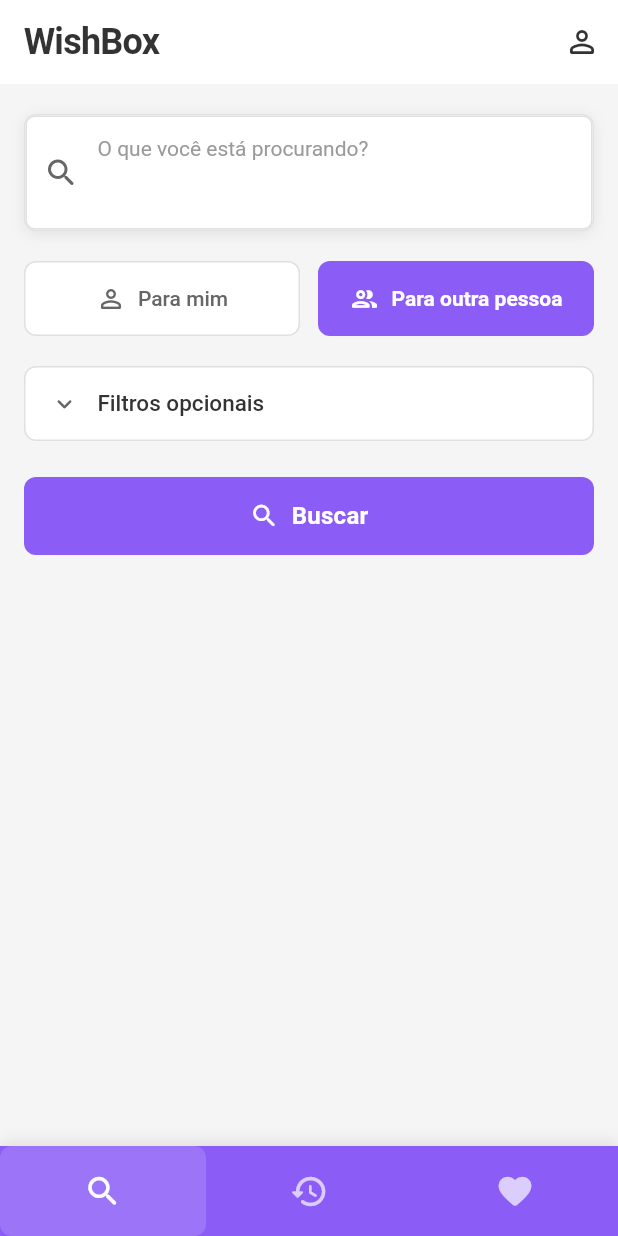
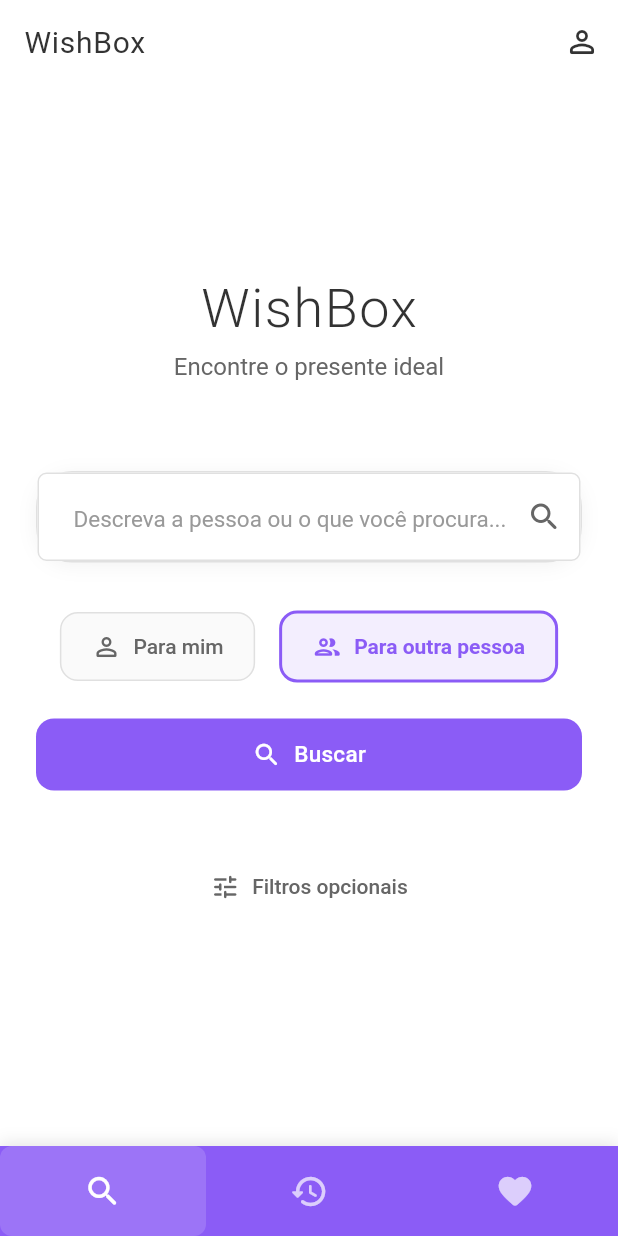
Before and after one commit to CassioNunes77/wishbox, a Flutter app: the screen it shows after launch, on a phone screen of 412 x 824 dp. Run offline on Flutter 3.47's test engine with Material 3 defaults, Android fonts, the light colour scheme and no system bars; our stand-ins replace flutter_riverpod, go_router, shared_preferences.

Commit message:
feat: Redesign home page para web - estilo ChatGPT minimalista

```diff
--- a/lib/presentation/pages/home_page.dart
+++ b/lib/presentation/pages/home_page.dart
@@ -23,7 +23,6 @@
   @override
   void initState() {
     super.initState();
-    // NÃO focar automaticamente - usuário deve clicar para abrir teclado
   }
 
   @override
@@ -45,7 +44,6 @@
       return;
     }
 
-    // Navegar para loading e depois sugestões
     context.go('/loading-profile');
   }
 
@@ -61,18 +59,23 @@
 
   @override
   Widget build(BuildContext context) {
+    final screenWidth = MediaQuery.of(context).size.width;
+    final isWeb = screenWidth > 600;
+    final maxWidth = isWeb ? 800.0 : double.infinity;
+
     return Scaffold(
-      backgroundColor: AppTheme.backgroundColor,
+      backgroundColor: Colors.white, // ChatGPT style - fundo branco
       appBar: AppBar(
         elevation: 0,
         backgroundColor: Colors.white,
+        automaticallyImplyLeading: false,
         title: Text(
           'WishBox',
           style: TextStyle(
-            fontWeight: FontWeight.w600,
-            fontSize: 24,
+            fontWeight: FontWeight.w400,
+            fontSize: 20,
             color: AppTheme.textPrimary,
-            letterSpacing: -0.5,
+            letterSpacing: 0.5,
           ),
         ),
         actions: [
@@ -90,57 +93,99 @@
               color: AppTheme.textPrimary,
               size: 24,
             ),
+            tooltip: 'Perfil',
           ),
         ],
       ),
       body: SafeArea(
+        child: Center(
+          child: ConstrainedBox(
+            constraints: BoxConstraints(maxWidth: maxWidth),
             child: SingleChildScrollView(
-          padding: const EdgeInsets.symmetric(horizontal: 16.0, vertical: 20.0),
+              padding: EdgeInsets.symmetric(
+                horizontal: isWeb ? 32.0 : 24.0,
+                vertical: 40.0,
+              ),
               child: Column(
-            crossAxisAlignment: CrossAxisAlignment.start,
+                mainAxisAlignment: MainAxisAlignment.center,
+                crossAxisAlignment: CrossAxisAlignment.center,
                 children: [
-              // Campo de busca principal - estilo Dafiti
-              GestureDetector(
-                onTap: () {
-                  _searchFocusNode.requestFocus();
-                },
-                child: Container(
+                  // Logo/Título - ChatGPT style
+                  const SizedBox(height: 40),
+                  Text(
+                    'WishBox',
+                    style: TextStyle(
+                      fontSize: isWeb ? 48 : 36,
+                      fontWeight: FontWeight.w300,
+                      color: AppTheme.textPrimary,
+                      letterSpacing: 1.0,
+                    ),
+                  ),
+                  const SizedBox(height: 8),
+                  Text(
+                    'Encontre o presente ideal',
+                    style: TextStyle(
+                      fontSize: isWeb ? 18 : 16,
+                      fontWeight: FontWeight.w400,
+                      color: AppTheme.textSecondary,
+                    ),
+                  ),
+                  const SizedBox(height: 60),
+
+                  // Barra de pesquisa centralizada - ChatGPT style
+                  Container(
+                    width: double.infinity,
+                    constraints: const BoxConstraints(maxWidth: 700),
                     decoration: BoxDecoration(
-                    color: AppTheme.surfaceColor,
-                    borderRadius: BorderRadius.circular(8),
+                      color: Colors.white,
+                      borderRadius: BorderRadius.circular(24),
                       border: Border.all(
-                      color: AppTheme.borderColor,
-                      width: 1,
+                        color: _searchFocusNode.hasFocus
+                            ? AppTheme.primaryColor
+                            : AppTheme.borderColor,
+                        width: _searchFocusNode.hasFocus ? 2 : 1,
                       ),
-                    boxShadow: AppTheme.cardShadow,
+                      boxShadow: _searchFocusNode.hasFocus
+                          ? [
+                              BoxShadow(
+                                color: AppTheme.primaryColor.withOpacity(0.1),
+                                blurRadius: 20,
+                                offset: const Offset(0, 4),
+                              ),
+                            ]
+                          : [
+                              BoxShadow(
+                                color: Colors.black.withOpacity(0.05),
+                                blurRadius: 10,
+                                offset: const Offset(0, 2),
+                              ),
+                            ],
                     ),
                     child: TextField(
                       controller: _searchController,
                       focusNode: _searchFocusNode,
-                    maxLines: 3,
+                      maxLines: null,
                       textInputAction: TextInputAction.search,
                       onSubmitted: (_) => _performSearch(),
-                    autofocus: false,
+                      style: TextStyle(
+                        fontSize: isWeb ? 16 : 15,
+                        color: AppTheme.textPrimary,
+                        height: 1.5,
+                      ),
                       decoration: InputDecoration(
-                      hintText: 'O que você está procurando?',
-                      hintStyle: const TextStyle(
+                        hintText: 'Descreva a pessoa ou o que você procura...',
+                        hintStyle: TextStyle(
                           color: AppTheme.textLight,
-                        fontSize: 14,
-                        fontFamily: 'Roboto',
+                          fontSize: isWeb ? 16 : 15,
                         ),
                         border: InputBorder.none,
-                      contentPadding: const EdgeInsets.symmetric(
-                        horizontal: 16,
-                        vertical: 14,
-                      ),
-                      prefixIcon: Icon(
-                        Icons.search_rounded,
-                        color: AppTheme.textSecondary,
-                        size: 24,
+                        contentPadding: EdgeInsets.symmetric(
+                          horizontal: 24,
+                          vertical: isWeb ? 20 : 18,
                         ),
                         suffixIcon: _searchController.text.isNotEmpty
                             ? IconButton(
-                              icon: const Icon(
+                                icon: Icon(
                                   Icons.clear_rounded,
                                   size: 20,
                                   color: AppTheme.textSecondary,
@@ -151,98 +196,109 @@
                                   setState(() {});
                                 },
                               )
-                          : null,
+                            : IconButton(
+                                icon: Icon(
+                                  Icons.search_rounded,
+                                  size: 24,
+                                  color: AppTheme.textSecondary,
                                 ),
-                    style: const TextStyle(
-                      fontSize: 14,
-                      color: AppTheme.textPrimary,
-                      fontFamily: 'Roboto',
+                                onPressed: _performSearch,
+                              ),
                       ),
                       onChanged: (value) => setState(() {}),
-                    onTap: () {
-                      _searchFocusNode.requestFocus();
-                    },
                     ),
                   ),
-              ),
-              const SizedBox(height: 20),
 
-              // Toggle rápido: Para mim / Para outra pessoa
+                  const SizedBox(height: 32),
+
+                  // Botões de ação - ChatGPT style (maiores para web)
                   Row(
+                    mainAxisAlignment: MainAxisAlignment.center,
                     children: [
-                  Expanded(
-                    child: _buildQuickToggle(
+                      _buildActionButton(
+                        icon: Icons.person_outline_rounded,
                         label: 'Para mim',
-                      icon: Icons.person_outline_rounded,
                         isSelected: _isSelfGift,
                         onTap: () => setState(() => _isSelfGift = true),
+                        isWeb: isWeb,
                       ),
-                  ),
-                  const SizedBox(width: 12),
-                  Expanded(
-                    child: _buildQuickToggle(
+                      const SizedBox(width: 16),
+                      _buildActionButton(
+                        icon: Icons.people_outline_rounded,
                         label: 'Para outra pessoa',
-                      icon: Icons.people_outline_rounded,
                         isSelected: !_isSelfGift,
                         onTap: () => setState(() => _isSelfGift = false),
-                    ),
+                        isWeb: isWeb,
                       ),
                     ],
                   ),
-              const SizedBox(height: 20),
 
-              // Filtros opcionais (colapsável) - estilo Dafiti
-              Material(
-                color: Colors.transparent,
-                child: InkWell(
-                  onTap: () => setState(() => _showFilters = !_showFilters),
-                  borderRadius: BorderRadius.circular(8),
-                  child: Container(
-                    padding: const EdgeInsets.symmetric(
-                      horizontal: 16,
-                      vertical: 14,
+                  const SizedBox(height: 24),
+
+                  // Botão de busca principal - ChatGPT style
+                  SizedBox(
+                    width: isWeb ? 200 : double.infinity,
+                    child: ElevatedButton(
+                      onPressed: _performSearch,
+                      style: ElevatedButton.styleFrom(
+                        backgroundColor: AppTheme.primaryColor,
+                        foregroundColor: Colors.white,
+                        padding: EdgeInsets.symmetric(
+                          horizontal: isWeb ? 32 : 24,
+                          vertical: isWeb ? 16 : 14,
                         ),
-                    decoration: BoxDecoration(
-                      color: AppTheme.surfaceColor,
-                      borderRadius: BorderRadius.circular(8),
-                      border: Border.all(
-                        color: AppTheme.borderColor,
-                        width: 1,
+                        shape: RoundedRectangleBorder(
+                          borderRadius: BorderRadius.circular(12),
                         ),
+                        elevation: 0,
                       ),
                       child: Row(
+                        mainAxisAlignment: MainAxisAlignment.center,
+                        mainAxisSize: MainAxisSize.min,
                         children: [
-                        Icon(
-                          _showFilters
-                              ? Icons.keyboard_arrow_up_rounded
-                              : Icons.keyboard_arrow_down_rounded,
-                          color: AppTheme.textSecondary,
-                          size: 20,
-                        ),
-                        const SizedBox(width: 12),
-                        const Text(
-                          'Filtros opcionais',
+                          const Icon(Icons.search_rounded, size: 20),
+                          const SizedBox(width: 8),
+                          Text(
+                            'Buscar',
                             style: TextStyle(
-                            fontSize: 15,
+                              fontSize: isWeb ? 16 : 15,
                               fontWeight: FontWeight.w500,
-                            color: AppTheme.textPrimary,
-                            fontFamily: 'Roboto',
                             ),
                           ),
                         ],
                       ),
                     ),
                   ),
+
+                  const SizedBox(height: 40),
+
+                  // Filtros opcionais (colapsável)
+                  if (!_showFilters)
+                    TextButton.icon(
+                      onPressed: () => setState(() => _showFilters = true),
+                      icon: Icon(
+                        Icons.tune_rounded,
+                        size: 20,
+                        color: AppTheme.textSecondary,
+                      ),
+                      label: Text(
+                        'Filtros opcionais',
+                        style: TextStyle(
+                          color: AppTheme.textSecondary,
+                          fontSize: isWeb ? 15 : 14,
+                        ),
+                      ),
                     ),
 
                   if (_showFilters) ...[
-                const SizedBox(height: 16),
-                // Faixa de preço - estilo Dafiti
+                    const SizedBox(height: 24),
                     Container(
-                  padding: const EdgeInsets.all(16),
+                      width: double.infinity,
+                      constraints: const BoxConstraints(maxWidth: 600),
+                      padding: const EdgeInsets.all(24),
                       decoration: BoxDecoration(
-                    color: AppTheme.surfaceColor,
-                    borderRadius: BorderRadius.circular(8),
+                        color: Colors.grey.shade50,
+                        borderRadius: BorderRadius.circular(16),
                         border: Border.all(
                           color: AppTheme.borderColor,
                           width: 1,
@@ -251,13 +307,32 @@
                       child: Column(
                         crossAxisAlignment: CrossAxisAlignment.start,
                         children: [
-                      const Text(
+                          Row(
+                            mainAxisAlignment: MainAxisAlignment.spaceBetween,
+                            children: [
+                              Text(
+                                'Filtros',
+                                style: TextStyle(
+                                  fontSize: isWeb ? 18 : 16,
+                                  fontWeight: FontWeight.w600,
+                                  color: AppTheme.textPrimary,
+                                ),
+                              ),
+                              IconButton(
+                                onPressed: () => setState(() => _showFilters = false),
+                                icon: const Icon(Icons.close_rounded),
+                                color: AppTheme.textSecondary,
+                              ),
+                            ],
+                          ),
+                          const SizedBox(height: 24),
+                          // Faixa de preço
+                          Text(
                             'Faixa de preço',
                             style: TextStyle(
-                          fontSize: 14,
+                              fontSize: isWeb ? 15 : 14,
                               fontWeight: FontWeight.w500,
                               color: AppTheme.textPrimary,
-                          fontFamily: 'Roboto',
                             ),
                           ),
                           const SizedBox(height: 12),
@@ -272,14 +347,13 @@
                                     border: OutlineInputBorder(
                                       borderRadius: BorderRadius.circular(8),
                                     ),
-                                contentPadding: const EdgeInsets.symmetric(
-                                  horizontal: 12,
-                                  vertical: 12,
+                                    contentPadding: EdgeInsets.symmetric(
+                                      horizontal: 16,
+                                      vertical: isWeb ? 16 : 14,
                                     ),
                                   ),
-                              style: const TextStyle(
-                                fontFamily: 'Roboto',
-                                fontSize: 14,
+                                  style: TextStyle(
+                                    fontSize: isWeb ? 15 : 14,
                                   ),
                                   onChanged: (value) {
                                     final price = double.tryParse(value) ?? 0.0;
@@ -287,7 +361,7 @@
                                   },
                                 ),
                               ),
-                          const SizedBox(width: 12),
+                              const SizedBox(width: 16),
                               Expanded(
                                 child: TextField(
                                   keyboardType: TextInputType.number,
@@ -297,14 +371,13 @@
                                     border: OutlineInputBorder(
                                       borderRadius: BorderRadius.circular(8),
                                     ),
-                                contentPadding: const EdgeInsets.symmetric(
-                                  horizontal: 12,
-                                  vertical: 12,
+                                    contentPadding: EdgeInsets.symmetric(
+                                      horizontal: 16,
+                                      vertical: isWeb ? 16 : 14,
                                     ),
                                   ),
-                              style: const TextStyle(
-                                fontFamily: 'Roboto',
-                                fontSize: 14,
+                                  style: TextStyle(
+                                    fontSize: isWeb ? 15 : 14,
                                   ),
                                   onChanged: (value) {
                                     final price = double.tryParse(value) ?? 0.0;
@@ -314,28 +387,26 @@
                               ),
                             ],
                           ),
-                      const SizedBox(height: 16),
+                          const SizedBox(height: 24),
                           // Tipos de presente
-                      const Text(
+                          Text(
                             'Tipo de presente',
                             style: TextStyle(
-                          fontSize: 14,
+                              fontSize: isWeb ? 15 : 14,
                               fontWeight: FontWeight.w500,
-                          color: AppTheme.textSecondary,
-                          fontFamily: 'Roboto',
+                              color: AppTheme.textPrimary,
                             ),
                           ),
                           const SizedBox(height: 12),
                           Wrap(
-                        spacing: 8,
-                        runSpacing: 8,
+                            spacing: 12,
+                            runSpacing: 12,
                             children: AppConstants.giftTypes.map((type) {
                               return FilterChip(
                                 label: Text(
                                   type,
-                              style: const TextStyle(
-                                fontFamily: 'Roboto',
-                                fontSize: 13,
+                                  style: TextStyle(
+                                    fontSize: isWeb ? 14 : 13,
                                   ),
                                 ),
                                 selected: _selectedGiftTypes.contains(type),
@@ -348,6 +419,10 @@
                                       : AppTheme.borderColor,
                                   width: 1,
                                 ),
+                                padding: EdgeInsets.symmetric(
+                                  horizontal: isWeb ? 16 : 12,
+                                  vertical: isWeb ? 12 : 8,
+                                ),
                               );
                             }).toList(),
                           ),
@@ -356,41 +431,10 @@
                     ),
                   ],
 
-              const SizedBox(height: 24),
-
-              // Botão de busca - estilo Dafiti
-              SizedBox(
-                width: double.infinity,
-                child: ElevatedButton(
-                  onPressed: _performSearch,
-                  style: ElevatedButton.styleFrom(
-                    backgroundColor: AppTheme.primaryColor,
-                    foregroundColor: Colors.white,
-                    padding: const EdgeInsets.symmetric(vertical: 16),
-                    shape: RoundedRectangleBorder(
-                      borderRadius: BorderRadius.circular(8),
-                    ),
-                    elevation: 0,
-                  ),
-                  child: const Row(
-                    mainAxisAlignment: MainAxisAlignment.center,
-                    children: [
-                      Icon(Icons.search_rounded, size: 20),
-                      SizedBox(width: 8),
-                      Text(
-                        'Buscar',
-                        style: TextStyle(
-                          fontSize: 16,
-                          fontWeight: FontWeight.w600,
-                          fontFamily: 'Roboto',
-                        ),
-                      ),
+                  const SizedBox(height: 60),
                 ],
               ),
             ),
-              ),
-              const SizedBox(height: 20),
-            ],
           ),
         ),
       ),
@@ -398,53 +442,56 @@
     );
   }
 
-  Widget _buildQuickToggle({
+  Widget _buildActionButton({
+    required IconData icon,
     required String label,
-    required IconData icon,
     required bool isSelected,
     required VoidCallback onTap,
+    required bool isWeb,
   }) {
     return Material(
       color: Colors.transparent,
       child: InkWell(
         onTap: onTap,
-        borderRadius: BorderRadius.circular(8),
+        borderRadius: BorderRadius.circular(12),
         child: Container(
-          padding: const EdgeInsets.symmetric(vertical: 14, horizontal: 16),
+          padding: EdgeInsets.symmetric(
+            horizontal: isWeb ? 24 : 20,
+            vertical: isWeb ? 14 : 12,
+          ),
           decoration: BoxDecoration(
             color: isSelected
-                ? AppTheme.primaryColor
-                : AppTheme.surfaceColor,
-            borderRadius: BorderRadius.circular(8),
+                ? AppTheme.primaryColor.withOpacity(0.1)
+                : Colors.grey.shade50,
+            borderRadius: BorderRadius.circular(12),
             border: Border.all(
               color: isSelected
                   ? AppTheme.primaryColor
                   : AppTheme.borderColor,
-              width: 1,
+              width: isSelected ? 2 : 1,
             ),
           ),
           child: Row(
-            mainAxisAlignment: MainAxisAlignment.center,
+            mainAxisSize: MainAxisSize.min,
             children: [
               Icon(
                 icon,
-                size: 20,
+                size: isWeb ? 22 : 20,
                 color: isSelected
-                    ? Colors.white
+                    ? AppTheme.primaryColor
                     : AppTheme.textSecondary,
               ),
               const SizedBox(width: 8),
               Text(
                 label,
                 style: TextStyle(
-                  fontSize: 14,
+                  fontSize: isWeb ? 15 : 14,
                   fontWeight: isSelected
                       ? FontWeight.w600
                       : FontWeight.w500,
                   color: isSelected
-                      ? Colors.white
+                      ? AppTheme.primaryColor
                       : AppTheme.textSecondary,
-                  fontFamily: 'Roboto',
                 ),
               ),
             ],
```
Lines whose indentation alone changed are shown as unchanged.
